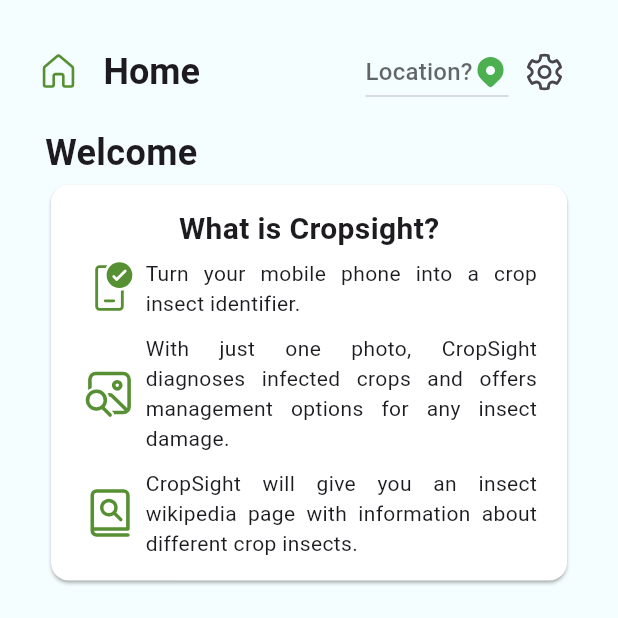
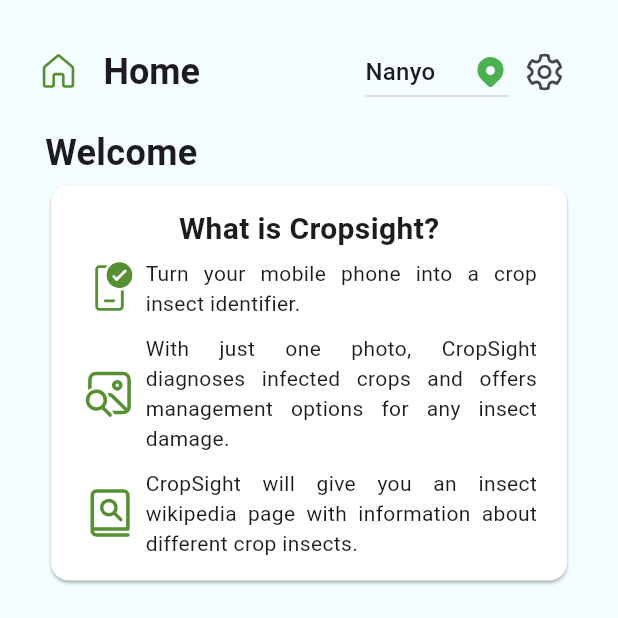
Before and after one commit to karlmacas29/cropsight-capstone-main, a Flutter app: the HomePageNav screen opened directly, after a tap on "Camera", on a phone screen of 412 x 824 dp, the top half of it. Run offline on Flutter 3.47's test engine with Material 3 defaults, Android fonts, the phone set to English and light mode, and no system bars; drawn by our look-alikes of animated_bottom_navigation_bar; our stand-ins replace file_picker, fl_chart, fluentui_system_icons, flutter_carousel_widget, image_cropper, image_picker and 3 more; missing offline and left inert: tensorflow_lite_flutter; accounts and stored records are empty.

Commit message:
modified:   lib/main.dart 	modified:   lib/views/navigation/history.dart 	modified:   lib/views/navigation/home.dart 	modified:   lib/views/navigation/nav_page.dart 	new file:   lib/views/navigation/notifier/change_notifier.dart 	modified:   lib/views/navigation/reports_tagging.dart 	modified:   lib/views/pages/reports_location.dart

```diff
--- a/lib/views/navigation/home.dart
+++ b/lib/views/navigation/home.dart
@@ -1,5 +1,6 @@
 import 'dart:io';
 import 'dart:typed_data';
+import 'package:cropsight/views/navigation/notifier/change_notifier.dart';
 import 'package:cropsight/views/pages/scanning.dart';
 import 'package:file_picker/file_picker.dart';
 import 'package:fluentui_system_icons/fluentui_system_icons.dart';
@@ -8,6 +9,7 @@
 import 'package:image_cropper/image_cropper.dart';
 import 'package:image_picker/image_picker.dart';
 import 'package:permission_handler/permission_handler.dart';
+import 'package:provider/provider.dart';
 import 'package:shared_preferences/shared_preferences.dart';
 import 'package:tensorflow_lite_flutter/tensorflow_lite_flutter.dart';
 
@@ -19,9 +21,32 @@
 }
 
 class _HomeTabState extends State<HomeTab> {
+  void updateLocation(String? newLocation) {
+    setState(() {
+      selectedValue = newLocation;
+    });
+  }
+
   final picker = ImagePicker();
   File? _image;
-  String? selectedValue = 'Panabo';
+  String? selectedValue;
+
+  // List of locations
+  final List<String> locations = [
+    'Panabo',
+    'Carmen',
+    'Dujali',
+    'Nanyo',
+  ];
+
+  // Method to save the selected value to SharedPreferences
+  _saveValue(String? value) async {
+    if (value != null) {
+      final prefs = await SharedPreferences.getInstance();
+      await prefs.setString('selectedDropdownValue', value);
+      print("Saved value: $value");
+    }
+  }
 
   // Method to load the saved value from SharedPreferences
   _loadSavedValue() async {
@@ -33,19 +58,57 @@
       print("Loaded value: $selectedValue"); // Debug log
     } else {
       print("No value found in SharedPreferences");
+      _showLocationModal();
     }
   }
 
-  @override
-  void initState() {
-    super.initState();
-    _loadSavedValue();
-    Tflite.close();
-    loadML().then((value) {
-      setState(() {
-        print('Model has been loaded!');
-      });
-    });
+  // Function to show the modal
+  void _showLocationModal() {
+    showModalBottomSheet(
+      context: context,
+      shape: const RoundedRectangleBorder(
+        borderRadius: BorderRadius.vertical(top: Radius.circular(16)),
+      ),
+      builder: (context) {
+        final locationProvider =
+            Provider.of<LocationProvider>(context, listen: false);
+        return Container(
+          padding: const EdgeInsets.all(16),
+          child: Column(
+            mainAxisSize: MainAxisSize.min,
+            children: [
+              const Text(
+                'Select Location',
+                style: TextStyle(fontSize: 18, fontWeight: FontWeight.bold),
+              ),
+              const SizedBox(height: 16),
+              ListView.builder(
+                shrinkWrap: true,
+                itemCount: locations.length,
+                itemBuilder: (context, index) {
+                  final location = locations[index];
+                  return ListTile(
+                    title: Text(location),
+                    trailing: selectedValue == location
+                        ? const Icon(Icons.check, color: Colors.blue)
+                        : null,
+                    onTap: () {
+                      setState(() {
+                        selectedValue = location; // Update selected value
+                      });
+                      locationProvider.updateLocation(location);
+                      _saveValue(location);
+                      _loadSavedValue();
+                      Navigator.pop(context); // Close the modal
+                    },
+                  );
+                },
+              ),
+            ],
+          ),
+        );
+      },
+    );
   }
 
   //function Future
@@ -164,6 +227,28 @@
       Future.delayed(const Duration(seconds: 3), () async {
         await runModelOnImage(_image);
       });
+    }
+  }
+
+  @override
+  void initState() {
+    super.initState();
+    _loadSavedValue();
+    Tflite.close();
+    loadML().then((value) {
+      setState(() {
+        print('Model has been loaded!');
+      });
+    });
+  }
+
+  @override
+  void didChangeDependencies() {
+    super.didChangeDependencies();
+
+    final locationProvider = Provider.of<LocationProvider>(context);
+    if (locationProvider.selectedLocation != selectedValue) {
+      updateLocation(locationProvider.selectedLocation);
     }
   }
 
--- a/lib/views/navigation/nav_page.dart
+++ b/lib/views/navigation/nav_page.dart
@@ -1,11 +1,13 @@
 import 'package:animated_bottom_navigation_bar/animated_bottom_navigation_bar.dart';
 import 'package:cropsight/views/navigation/cropsight.dart';
+import 'package:cropsight/views/navigation/notifier/change_notifier.dart';
 import 'package:cropsight/views/navigation/reports_tagging.dart';
 import 'package:cropsight/views/navigation/home.dart';
 import 'package:cropsight/views/navigation/history.dart';
 import 'package:cropsight/views/pages/settings.dart';
 import 'package:fluentui_system_icons/fluentui_system_icons.dart';
 import 'package:flutter/material.dart';
+import 'package:provider/provider.dart';
 import 'package:shared_preferences/shared_preferences.dart';
 
 class HomePageNav extends StatefulWidget {
@@ -17,12 +19,8 @@
 
 class _HomePageNavState extends State<HomePageNav> {
   int _currentIndex = 0;
-  final tabsnav = [
-    const HomeTab(),
-    const CropsightTab(),
-    const HistoryPages(),
-    const ReportsTaggingView(),
-  ];
+  late List<Widget> tabsnav;
+  String? selectedLocation;
 
   final _iconappbar = [
     FluentIcons.home_12_regular,
@@ -76,16 +74,32 @@
     }
   }
 
+  bool isHide() {
+    if (_titleAppbar[_currentIndex] == 'Cropsight' ||
+        _titleAppbar[_currentIndex] == 'Reports') {
+      return true;
+    }
+    return false;
+  }
+
   @override
   void initState() {
     // Load the saved value when the widget is first initialized
     _loadSavedValue();
     print('Location $selectedValue');
     super.initState();
+    //
+    tabsnav = [
+      const HomeTab(),
+      const CropsightTab(),
+      const HistoryPages(),
+      const ReportsTaggingView(),
+    ];
   }
 
   @override
   Widget build(BuildContext context) {
+    final locationProvider = Provider.of<LocationProvider>(context);
     return Scaffold(
       backgroundColor: Theme.of(context).brightness == Brightness.light
           ? const Color.fromRGBO(244, 253, 255, 1)
@@ -102,7 +116,9 @@
                   : const Color.fromARGB(255, 41, 41, 41),
               scrolledUnderElevation: 0.0,
               actions: [
-                DropdownButton<String>(
+                isHide()
+                    ? const SizedBox.shrink()
+                    : DropdownButton<String>(
                         iconEnabledColor: Colors.green,
                         icon: const Icon(FluentIcons.location_12_filled),
                         dropdownColor:
@@ -110,7 +126,8 @@
                                 ? const Color.fromRGBO(244, 253, 255, 1)
                                 : const Color.fromRGBO(18, 18, 18, 1),
                         hint: const Text('Location?'),
-                  value: selectedValue,
+                        value:
+                            selectedValue ?? locationProvider.selectedLocation,
                         items: dropdownItems.map((String value) {
                           return DropdownMenuItem<String>(
                             value: value,
@@ -118,11 +135,15 @@
                           );
                         }).toList(),
                         onChanged: (String? newValue) {
+                          locationProvider.updateLocation(newValue);
                           setState(() {
                             selectedValue = newValue;
                           });
                           // Save the new value
                           _saveValue(newValue);
+                          Provider.of<LocationProvider>(context, listen: false)
+                              .updateLocation(newValue);
+
                           // Print the current selected value
                           print('Selected value: $selectedValue');
 
--- /dev/null
+++ b/lib/views/navigation/notifier/change_notifier.dart
@@ -0,0 +1,12 @@
+import 'package:flutter/foundation.dart';
+
+class LocationProvider extends ChangeNotifier {
+  String? _selectedLocation;
+
+  String? get selectedLocation => _selectedLocation;
+
+  void updateLocation(String? location) {
+    _selectedLocation = location;
+    notifyListeners();
+  }
+}
```
Also changed, not shown: lib/main.dart (+6 -2 lines), lib/views/navigation/history.dart (+39 -6 lines), lib/views/navigation/reports_tagging.dart (+5 -3 lines), lib/views/pages/reports_location.dart (+9 -5 lines). Lines whose indentation alone changed are shown as unchanged.
